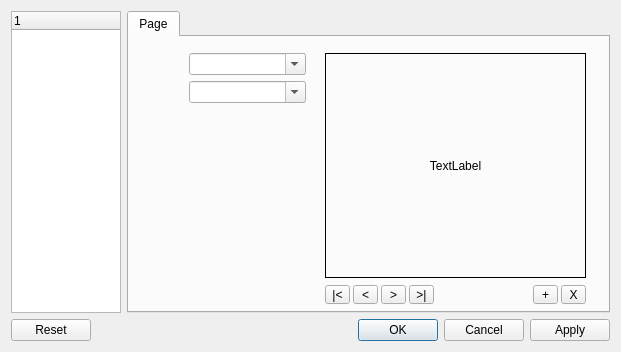
skynowa/xxxdb, file Forms/CPersonEdit.ui: the form before one commit.
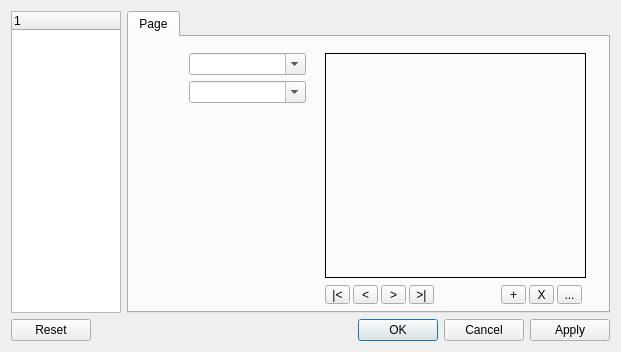
The form after the commit.

Commit message: JOB: display person photo and data

```diff
--- a/Forms/CPersonEdit.ui
+++ b/Forms/CPersonEdit.ui
@@ -96,7 +96,7 @@
         <enum>QFrame::Plain</enum>
        </property>
        <property name="text">
-        <string>TextLabel</string>
+        <string/>
        </property>
        <property name="scaledContents">
         <bool>false</bool>
@@ -111,7 +111,7 @@
       <widget class="QToolButton" name="tbtnPhotoChange">
        <property name="geometry">
         <rect>
-         <x>404</x>
+         <x>372</x>
          <y>248</y>
          <width>25</width>
          <height>19</height>
@@ -124,7 +124,7 @@
       <widget class="QToolButton" name="tbtnPhotoDelete">
        <property name="geometry">
         <rect>
-         <x>432</x>
+         <x>400</x>
          <y>248</y>
          <width>25</width>
          <height>19</height>
@@ -186,6 +186,19 @@
         <string>&gt;|</string>
        </property>
       </widget>
+      <widget class="QToolButton" name="tbtnPhotoSaveAs">
+       <property name="geometry">
+        <rect>
+         <x>428</x>
+         <y>248</y>
+         <width>25</width>
+         <height>19</height>
+        </rect>
+       </property>
+       <property name="text">
+        <string>...</string>
+       </property>
+      </widget>
      </widget>
     </widget>
    </item>
```
Left out of the diff: 2 changed lines with no effect on the pictures. The commit also changes 7 other files.
